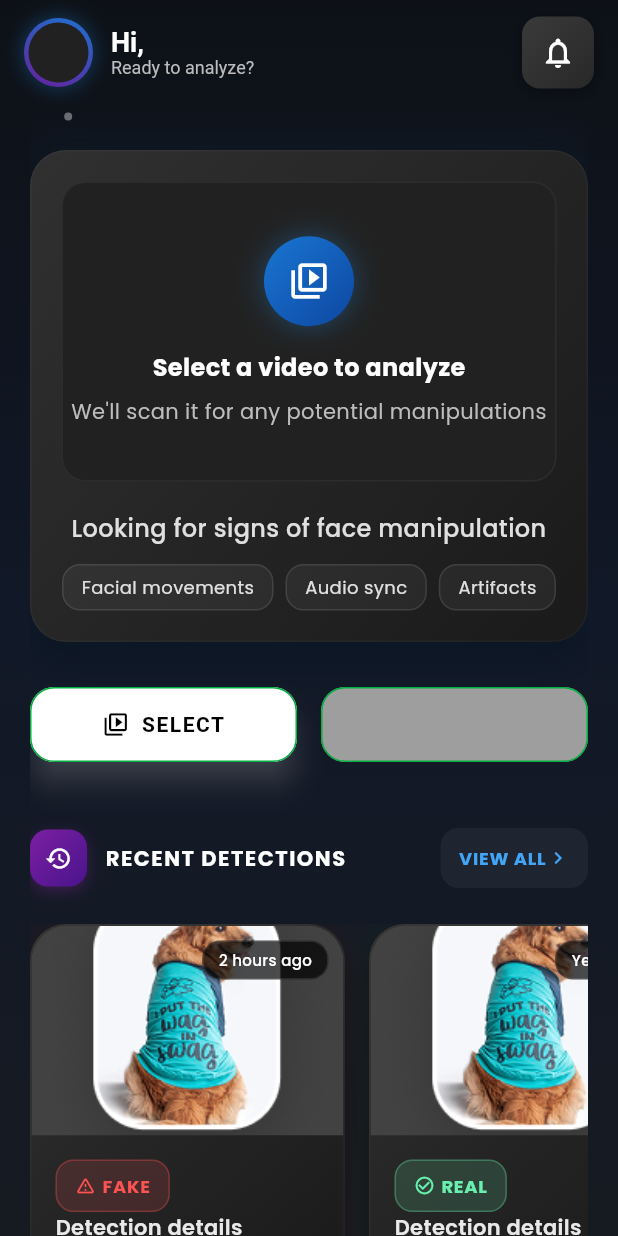
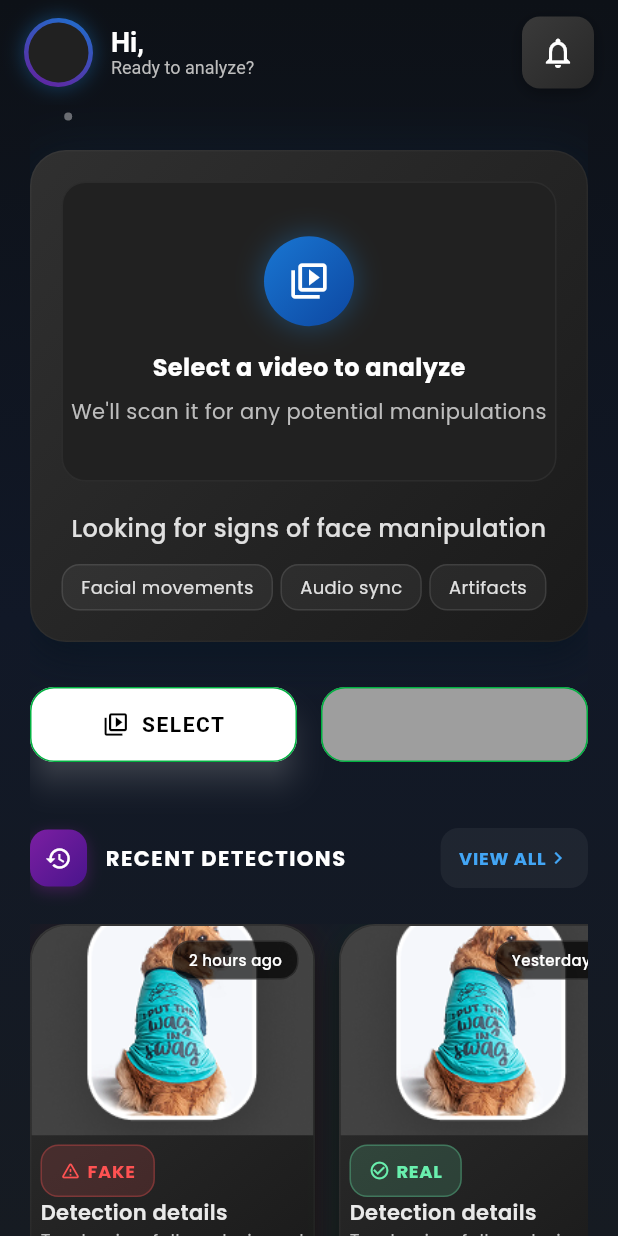
Before and after one commit to TheUditBhardwaj/deepfake-app, a Flutter app: the HomeScreen screen opened directly, on a phone screen of 412 x 824 dp. Run offline on Flutter 3.47's test engine with Material 3 defaults, Android fonts, the phone set to English and light mode, and no system bars; our stand-ins replace cloud_firestore, connectivity_plus, firebase_auth, firebase_core, flutter_native_splash, get and 9 more; accounts and stored records are empty; project files that could hold a hidden picture were left out.

Commit message:
live detect

```diff
--- a/lib/features/deepfake/screens/home/home.dart
+++ b/lib/features/deepfake/screens/home/home.dart
@@ -162,6 +162,7 @@ class _HomeScreenState extends State<HomeScreen> with TickerProviderStateMixin {
     if (_videoController != null) {
       if (_videoController!.value.isPlaying) {
         _videoController!.pause();
+
       } else {
         _videoController!.play();
       }
@@ -717,12 +718,12 @@ class _HomeScreenState extends State<HomeScreen> with TickerProviderStateMixin {
         ),
         SizedBox(height: 12),
         Row(
-          mainAxisAlignment: MainAxisAlignment.center,
+          mainAxisAlignment: MainAxisAlignment.start,
           children: [
             _buildFeatureTag('Facial movements'),
-            SizedBox(width: 8),
+            SizedBox(width: 5),
             _buildFeatureTag('Audio sync'),
-            SizedBox(width: 8),
+            SizedBox(width: 5),
             _buildFeatureTag('Artifacts'),
           ],
         ),
@@ -859,7 +860,7 @@ class _HomeScreenState extends State<HomeScreen> with TickerProviderStateMixin {
                     );
                   },
                   child: Container(
-                    width: 210,
+                    width: 190,
                     margin: EdgeInsets.only(right: 16),
                     decoration: BoxDecoration(
                       gradient: LinearGradient(
@@ -933,7 +934,7 @@ class _HomeScreenState extends State<HomeScreen> with TickerProviderStateMixin {
                           ],
                         ),
                         Padding(
-                          padding: const EdgeInsets.all(16.0),
+                          padding: const EdgeInsets.all(6.0),
                           child: Column(
                             crossAxisAlignment: CrossAxisAlignment.start,
                             children: [
@@ -980,7 +981,7 @@ class _HomeScreenState extends State<HomeScreen> with TickerProviderStateMixin {
                                   color: Colors.white.withOpacity(0.9),
                                 ),
                               ),
-                              SizedBox(height: 4),
+                              // SizedBox(height: 4),
                               Text(
                                 'Tap to view full analysis and report',
                                 style: TextStyle(
```
